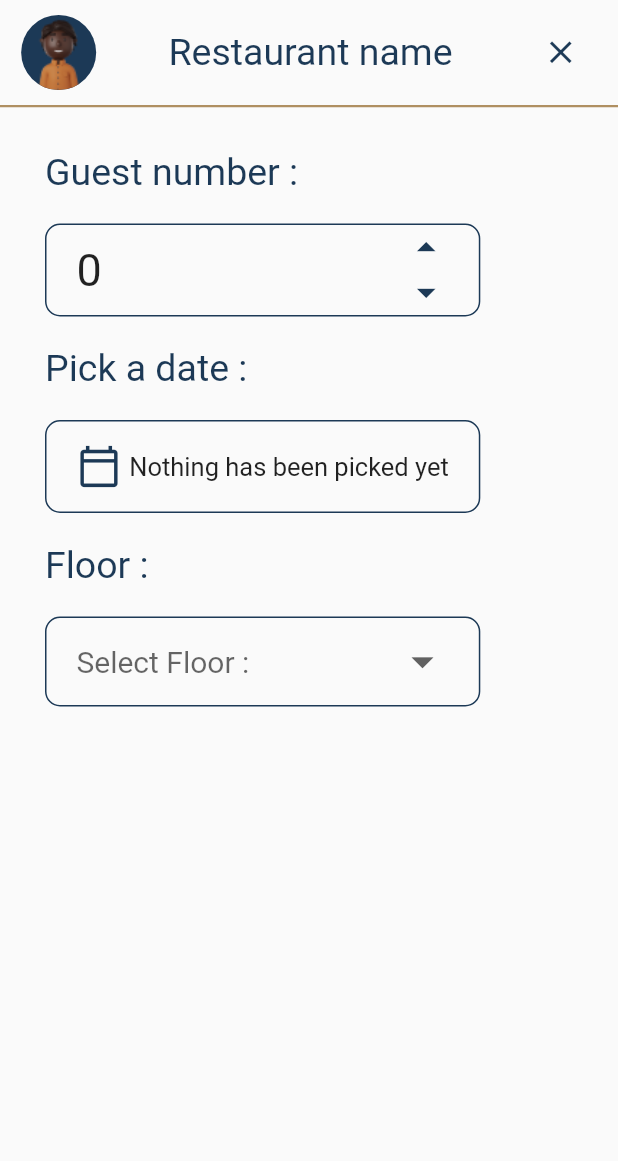
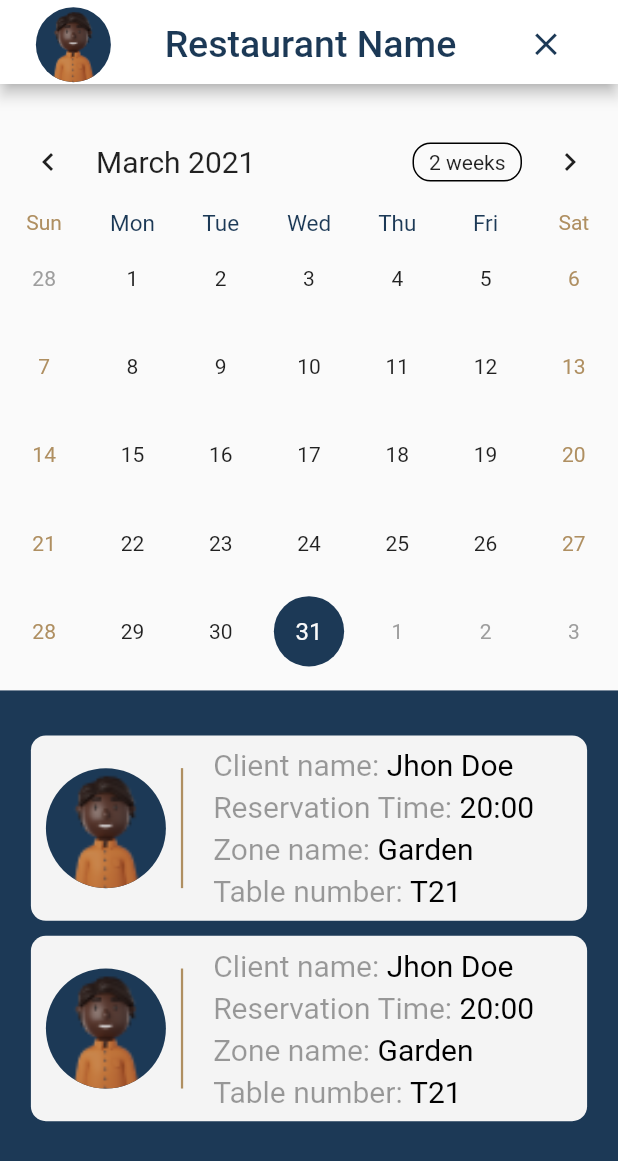
Before and after one commit to hedil-dhrif/Tawelti, a Flutter app: the screen it shows after launch, on a phone screen of 412 x 824 dp. Shown: the top 1161 px of the screen. Run offline on Flutter 3.47's test engine with Material 2 defaults, Android fonts, the phone set to English and light mode, and no system bars; drawn by our look-alikes of table_calendar; our stand-ins replace flutter_icons.

Commit message:
sixth commit

```diff
--- a/lib/main.dart
+++ b/lib/main.dart
@@ -1,6 +1,7 @@
 import 'package:flutter/material.dart';
 import 'screens/SignInPage.dart';
 import 'screens/Addreservation/AddReservation.dart';
+import 'screens/WaitList.dart';
 
 void main() {
   runApp(MyApp());
@@ -12,7 +13,7 @@ class MyApp extends StatelessWidget {
   Widget build(BuildContext context) {
     return MaterialApp(
       debugShowCheckedModeBanner: false,
-      home: AddReservation(),
+      home: WaitList(),
     );
   }
 }
--- /dev/null
+++ b/lib/screens/WaitList.dart
@@ -0,0 +1,94 @@
+import 'package:flutter/material.dart';
+import 'package:table_calendar/table_calendar.dart';
+import 'package:tawelti/constants.dart';
+import 'package:tawelti/widgets/AppBar.dart';
+import 'package:tawelti/widgets/CustomCard.dart';
+
+class WaitList extends StatefulWidget {
+  @override
+  _WaitListState createState() => _WaitListState();
+}
+
+class _WaitListState extends State<WaitList> {
+  CalendarController _calendarcontroller;
+
+  @override
+  void initState() {
+    super.initState();
+    _calendarcontroller = CalendarController();
+  }
+
+  @override
+  void dispose() {
+    super.dispose();
+    _calendarcontroller.dispose();
+  }
+
+  @override
+  Widget build(BuildContext context) {
+    return Scaffold(
+      appBar: AppBar(
+          backgroundColor: Colors.white,
+          title: AppBarWidget(
+            title: 'Restaurant Name',
+            icon: Icons.close,
+            onpressed: () {},
+          )),
+      body: Container(
+        child: SingleChildScrollView(
+          child: Column(
+            children: [
+              Padding(
+                padding: const EdgeInsets.only(top: 20),
+                child: TableCalendar(
+                  startingDayOfWeek: StartingDayOfWeek.sunday,
+                  calendarStyle: CalendarStyle(
+                    selectedColor: KBlue,
+                    todayColor: KBeige,
+                    weekendStyle: TextStyle(color: KBeige),
+                  ),
+                  daysOfWeekStyle: DaysOfWeekStyle(
+                    weekdayStyle: TextStyle(
+                      color: KBlue,
+                      fontSize: 15,
+                    ),
+                    weekendStyle: TextStyle(color: KBeige),
+                  ),
+                  headerStyle: HeaderStyle(
+                    titleTextStyle: TextStyle(
+                      fontSize: 20,
+                    ),
+                  ),
+                  calendarController: _calendarcontroller,
+                ),
+              ),
+              SizedBox(
+                height: 10,
+              ),
+              Container(
+                padding: EdgeInsets.only(top: 30),
+                width: MediaQuery.of(context).size.width,
+                height: MediaQuery.of(context).size.height,
+                color: KBlue,
+                child: Column(
+                  crossAxisAlignment: CrossAxisAlignment.center,
+                  mainAxisAlignment: MainAxisAlignment.start,
+                  children: [
+                    CustomCard(),
+                    SizedBox(
+                      height: 10,
+                    ),
+                    CustomCard(),
+                    SizedBox(
+                      height: 10,
+                    ),
+                  ],
+                ),
+              )
+            ],
+          ),
+        ),
+      ),
+    );
+  }
+}
--- a/lib/widgets/AppBar.dart
+++ b/lib/widgets/AppBar.dart
@@ -2,7 +2,6 @@ import 'package:flutter/material.dart';
 import 'package:tawelti/constants.dart';
 
 class AppBarWidget extends StatefulWidget {
-
   String title;
   IconData icon;
   Function onpressed;
@@ -17,7 +16,7 @@ class _AppBarWidgetState extends State<AppBarWidget> {
   @override
   Widget build(BuildContext context) {
     return Container(
-      padding: EdgeInsets.only(top: 10, bottom: 10),
+      padding: EdgeInsets.only(top: 15, bottom: 10),
       decoration: BoxDecoration(
         border: Border(bottom: BorderSide(width: 1.5, color: KBeige)),
       ),
@@ -29,7 +28,9 @@ class _AppBarWidgetState extends State<AppBarWidget> {
             backgroundColor: KBlue,
             backgroundImage: AssetImage('assets/profil.png'),
           ),
-          SizedBox(width: 20,),
+          SizedBox(
+            width: 20,
+          ),
           Text(
             widget.title,
             style: TextStyle(
@@ -37,13 +38,18 @@ class _AppBarWidgetState extends State<AppBarWidget> {
               color: KBlue,
             ),
           ),
-          SizedBox(width: 20,),
-          IconButton(
-            onPressed: widget.onpressed,
-            icon: Icon(
-              widget.icon,
-              size: 25,
-              color: KBlue,
+          SizedBox(
+            width: 20,
+          ),
+          GestureDetector(
+            onTap: widget.onpressed,
+            child: IconButton(
+              onPressed: () {},
+              icon: Icon(
+                widget.icon,
+                size: 25,
+                color: KBlue,
+              ),
             ),
           ),
         ],
--- /dev/null
+++ b/lib/widgets/CustomCard.dart
@@ -0,0 +1,71 @@
+import 'package:flutter/material.dart';
+import 'package:tawelti/constants.dart';
+
+import 'CustomRow.dart';
+
+class CustomCard extends StatelessWidget {
+  const CustomCard({
+    Key key,
+  }) : super(key: key);
+
+  @override
+  Widget build(BuildContext context) {
+    return Container(
+      width: MediaQuery.of(context).size.width * 0.9,
+      height: MediaQuery.of(context).size.height * 0.15,
+      decoration: BoxDecoration(
+        color: Color(0xffF4F4F4),
+        borderRadius: BorderRadius.circular(10),
+      ),
+      child: Row(
+        children: [
+          Container(
+            padding: EdgeInsets.symmetric(horizontal: 10),
+            decoration: BoxDecoration(
+              border: Border(right: BorderSide(width: 1.5, color: KBeige)),
+            ),
+            child: CircleAvatar(
+              radius: 40,
+              backgroundColor: KBlue,
+              backgroundImage: AssetImage('assets/profil.png'),
+            ),
+          ),
+          SizedBox(
+            width: 20,
+          ),
+          Column(
+            mainAxisAlignment: MainAxisAlignment.center,
+            crossAxisAlignment: CrossAxisAlignment.start,
+            children: [
+              CustomRow(
+                title1: 'Client name: ',
+                title2: 'Jhon Doe',
+              ),
+              SizedBox(
+                height: 5,
+              ),
+              CustomRow(
+                title1: 'Reservation Time: ',
+                title2: '20:00',
+              ),
+              SizedBox(
+                height: 5,
+              ),
+              CustomRow(
+                title1: 'Zone name: ',
+                title2: 'Garden',
+              ),
+              SizedBox(
+                height: 5,
+              ),
+              CustomRow(
+                title1: 'Table number: ',
+                title2: 'T21',
+              ),
+            ],
+          ),
+        ],
+      ),
+    );
+  }
+}
--- /dev/null
+++ b/lib/widgets/CustomRow.dart
@@ -0,0 +1,35 @@
+import 'package:flutter/material.dart';
+
+
+class CustomRow extends StatelessWidget {
+  final String title1;
+  final String title2;
+
+  const CustomRow({
+    this.title1,
+    this.title2,
+    Key key,
+  }) : super(key: key);
+
+  @override
+  Widget build(BuildContext context) {
+    return Row(
+      children: [
+        Text(
+          title1,
+          style: TextStyle(
+            fontSize: 20,
+            color: Colors.black38,
+          ),
+        ),
+        Text(
+          title2,
+          style: TextStyle(
+            fontSize: 20,
+            color: Colors.black,
+          ),
+        ),
+      ],
+    );
+  }
+}
--- a/pubspec.yaml
+++ b/pubspec.yaml
@@ -31,6 +31,7 @@ dependencies:
   flutter_svg: ^0.19.3
   flutter_icons: ^1.1.0
   animated_splash_screen: ^1.1.0
+  table_calendar: ^2.3.3
 
 dev_dependencies:
   flutter_test:
```
Also changed, not shown: lib/screens/Addreservation/AddReservation.dart (+62 -16 lines), lib/screens/Addreservation/AddreservationNext.dart (added, +169 -0 lines), pubspec.lock.
